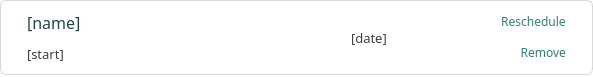
The window that ui/item_appointments.ui (karlito20/AdoraFlowProject) describes before a commit, drawn with Qt 5.
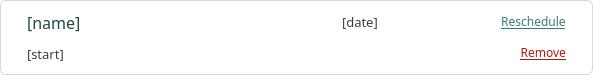
The same window after the commit.

What changed in the file:
```diff
--- a/ui/item_appointments.ui
+++ b/ui/item_appointments.ui
@@ -576,6 +576,9 @@
         </layout>
        </widget>
       </item>
+      <item>
+       <widget class="QWidget" name="widget" native="true">
+        <layout class="QVBoxLayout" name="verticalLayout_4">
       <item alignment="Qt::AlignmentFlag::AlignRight">
        <widget class="QLabel" name="date_label">
         <property name="font">
@@ -592,6 +595,16 @@
         </property>
        </widget>
       </item>
+         <item alignment="Qt::AlignmentFlag::AlignRight">
+          <widget class="QLabel" name="label_3">
+           <property name="text">
+            <string/>
+           </property>
+          </widget>
+         </item>
+        </layout>
+       </widget>
+      </item>
       <item>
        <widget class="QWidget" name="date_container" native="true">
         <layout class="QVBoxLayout" name="verticalLayout_3">
@@ -612,6 +625,7 @@
            <property name="font">
             <font>
              <family>Slate</family>
+             <underline>true</underline>
             </font>
            </property>
            <property name="cursor">
@@ -628,6 +642,10 @@
 	text-decoration: underline;
 }
 
+#resched_button:pressed {
+	text-decoration: none;
+}	
+
 </string>
            </property>
            <property name="text">
@@ -646,6 +664,7 @@
            <property name="font">
             <font>
              <family>Slate</family>
+             <underline>true</underline>
             </font>
            </property>
            <property name="cursor">
@@ -653,7 +672,7 @@
            </property>
            <property name="styleSheet">
             <string notr="true">#remove_button {
-	color: #367D77;
+	color: #A91B0D;
 	background: transparent;
 	border: 0px;
 	text-align: right;
```
Left out of the diff: 3 changed lines with no effect on the pictures. Lines whose indentation alone changed are shown as unchanged.
